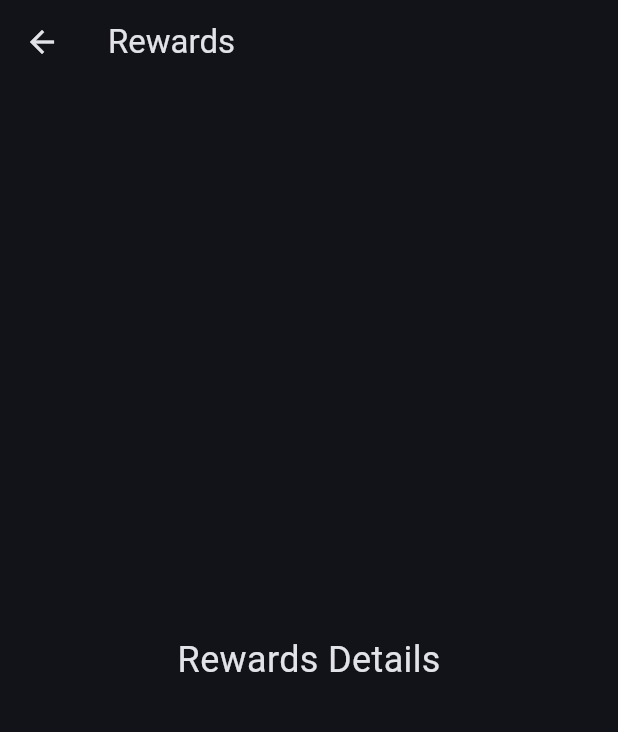
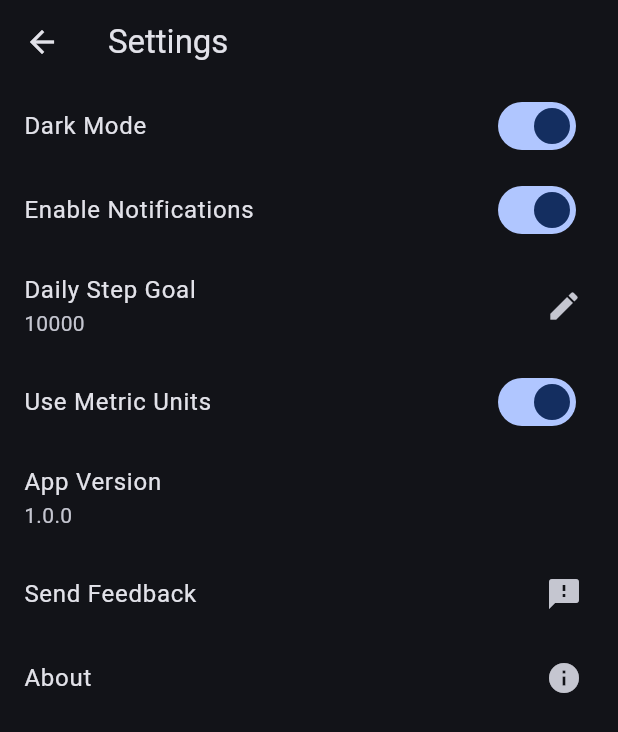
Before and after one commit to KalleKivilahti/GreenCapital, a Flutter app: the screen it shows after launch, after a tap on the "settings" icon, on a phone screen of 412 x 824 dp. Shown: the top 732 px of the screen. Run offline on Flutter 3.47's test engine with Material 3 defaults, Android fonts, the phone set to English and light mode, and no system bars; our stand-ins replace fl_chart, pedometer, shared_preferences; Roboto replaces fonts that are missing (Poetsen).

Commit message:
working settings

```diff
--- a/lib/main.dart
+++ b/lib/main.dart
@@ -1,8 +1,15 @@
 import 'package:flutter/material.dart';
+import 'package:provider/provider.dart';
 import 'package:stepv2/pages/home.dart';
+import 'settings_model.dart';
 
 void main() {
-  runApp(const MyApp());
+  runApp(
+    ChangeNotifierProvider(
+      create: (context) => SettingsModel()..loadSettings(),
+      child: const MyApp(),
+    ),
+  );
 }
 
 class MyApp extends StatelessWidget {
@@ -10,10 +17,18 @@ class MyApp extends StatelessWidget {
 
   @override
   Widget build(BuildContext context) {
-    return MaterialApp(
-      debugShowCheckedModeBanner: false,
-      theme: ThemeData(fontFamily: 'Poetsen', colorSchemeSeed: const Color.fromARGB(255, 76, 107, 175), brightness: Brightness.dark),
-      home: const HomePage()
+    return Consumer<SettingsModel>(
+      builder: (context, settings, child) {
+        return MaterialApp(
+          debugShowCheckedModeBanner: false,
+          theme: ThemeData(
+            fontFamily: 'Poetsen',
+            colorSchemeSeed: const Color.fromARGB(255, 76, 107, 175),
+            brightness: settings.isDarkMode ? Brightness.dark : Brightness.light,
+          ),
+          home: const HomePage(),
+        );
+      },
     );
   }
 }
--- a/lib/pages/home.dart
+++ b/lib/pages/home.dart
@@ -70,7 +70,7 @@ class _HomePageState extends State<HomePage> {
     );
   }
 
-    void _onPointsTap() {
+  void _onPointsTap() {
     Navigator.push(
       context,
       MaterialPageRoute(builder: (context) => const PointsPage()),
@@ -80,14 +80,14 @@ class _HomePageState extends State<HomePage> {
   void _onSettingsTap() {
     Navigator.push(
       context,
-      MaterialPageRoute(builder: (context) => const SettingsPage()),
+      MaterialPageRoute(builder: (context) => SettingsPage()),
     );
   }
 
   void _onProfileTap() {
     Navigator.push(
       context,
-      MaterialPageRoute(builder: (context) => const ProfilePage())
+      MaterialPageRoute(builder: (context) => const ProfilePage()),
     );
   }
 
--- a/lib/pages/points.dart
+++ b/lib/pages/points.dart
@@ -7,7 +7,7 @@ class PointsPage extends StatelessWidget {
   Widget build(BuildContext context) {
     return Scaffold(
       appBar: AppBar(
-        title: const Text('Rewards'),
+        title: const Text('Points'),
       ),
       body: const Center(
         child: Text(
--- a/lib/pages/profile.dart
+++ b/lib/pages/profile.dart
@@ -7,11 +7,11 @@ class ProfilePage extends StatelessWidget {
   Widget build(BuildContext context) {
     return Scaffold(
       appBar: AppBar(
-        title: const Text('Rewards'),
+        title: const Text('Profile'),
       ),
       body: const Center(
         child: Text(
-          'Rewards Details',
+          'Your profile',
           style: TextStyle(fontSize: 24),
         ),
       ),
--- a/lib/pages/settings.dart
+++ b/lib/pages/settings.dart
@@ -1,20 +1,110 @@
 import 'package:flutter/material.dart';
+import 'package:provider/provider.dart';
+import 'package:stepv2/settings_model.dart';
 
-class SettingsPage extends StatelessWidget {
-  const SettingsPage({super.key});
+class SettingsPage extends StatefulWidget {
+  @override
+  _SettingsPageState createState() => _SettingsPageState();
+}
 
+class _SettingsPageState extends State<SettingsPage> {
   @override
   Widget build(BuildContext context) {
     return Scaffold(
       appBar: AppBar(
-        title: const Text('Rewards'),
+        title: const Text('Settings'),
       ),
-      body: const Center(
-        child: Text(
-          'Rewards Details',
-          style: TextStyle(fontSize: 24),
-        ),
+      body: Consumer<SettingsModel>(
+        builder: (context, settings, child) {
+          return ListView(
+            children: <Widget>[
+              SwitchListTile(
+                title: const Text('Dark Mode'),
+                value: settings.isDarkMode,
+                onChanged: (bool value) {
+                  settings.toggleDarkMode();
+                },
+              ),
+              SwitchListTile(
+                title: const Text('Enable Notifications'),
+                value: settings.notificationsEnabled,
+                onChanged: (bool value) {
+                  settings.setNotificationsEnabled(value);
+                },
+              ),
+              ListTile(
+                title: const Text('Daily Step Goal'),
+                subtitle: Text(settings.stepGoal.toString()),
+                trailing: const Icon(Icons.edit),
+                onTap: () async {
+                  int? newGoal = await _editStepGoal(context, settings.stepGoal);
+                  if (newGoal != null) {
+                    settings.setStepGoal(newGoal);
+                  }
+                },
+              ),
+              SwitchListTile(
+                title: const Text('Use Metric Units'),
+                value: settings.isMetric,
+                onChanged: (bool value) {
+                  settings.setMetricUnits(value);
+                },
+              ),
+              const ListTile(
+                title: Text('App Version'),
+                subtitle: Text('1.0.0'),
+              ),
+              ListTile(
+                title: const Text('Send Feedback'),
+                trailing: const Icon(Icons.feedback),
+                onTap: () {
+                  // Navigate to feedback page or open mail client
+                },
+              ),
+              ListTile(
+                title: const Text('About'),
+                trailing: const Icon(Icons.info),
+                onTap: () {
+                  // Show about dialog or navigate to about page
+                },
+              ),
+            ],
+          );
+        },
       ),
     );
   }
+
+  Future<int?> _editStepGoal(BuildContext context, int currentGoal) async {
+    TextEditingController controller = TextEditingController(text: currentGoal.toString());
+    return await showDialog<int?>(
+      context: context,
+      builder: (BuildContext context) {
+        return AlertDialog(
+          title: const Text('Edit Step Goal'),
+          content: TextField(
+            controller: controller,
+            keyboardType: TextInputType.number,
+            decoration: const InputDecoration(
+              hintText: 'Enter step goal',
+            ),
+          ),
+          actions: <Widget>[
+            TextButton(
+              child: const Text('Cancel'),
+              onPressed: () {
+                Navigator.of(context).pop(null);
+              },
+            ),
+            TextButton(
+              child: const Text('Save'),
+              onPressed: () {
+                Navigator.of(context).pop(int.tryParse(controller.text));
+              },
+            ),
+          ],
+        );
+      },
+    );
+  }
 }
--- /dev/null
+++ b/lib/settings_model.dart
@@ -0,0 +1,51 @@
+import 'package:flutter/material.dart';
+import 'package:shared_preferences/shared_preferences.dart';
+
+class SettingsModel with ChangeNotifier {
+  bool _isDarkMode = true;
+  bool _notificationsEnabled = true;
+  int _stepGoal = 10000;
+  bool _isMetric = true;
+
+  bool get isDarkMode => _isDarkMode;
+  bool get notificationsEnabled => _notificationsEnabled;
+  int get stepGoal => _stepGoal;
+  bool get isMetric => _isMetric;
+
+  Future<void> loadSettings() async {
+    SharedPreferences prefs = await SharedPreferences.getInstance();
+    _isDarkMode = prefs.getBool('isDarkMode') ?? true;
+    _notificationsEnabled = prefs.getBool('notificationsEnabled') ?? true;
+    _stepGoal = prefs.getInt('stepGoal') ?? 10000;
+    _isMetric = prefs.getBool('isMetric') ?? true;
+    notifyListeners();
+  }
+
+  Future<void> toggleDarkMode() async {
+    _isDarkMode = !_isDarkMode;
+    SharedPreferences prefs = await SharedPreferences.getInstance();
+    await prefs.setBool('isDarkMode', _isDarkMode);
+    notifyListeners();
+  }
+
+  Future<void> setNotificationsEnabled(bool value) async {
+    _notificationsEnabled = value;
+    SharedPreferences prefs = await SharedPreferences.getInstance();
+    await prefs.setBool('notificationsEnabled', _notificationsEnabled);
+    notifyListeners();
+  }
+
+  Future<void> setStepGoal(int value) async {
+    _stepGoal = value;
+    SharedPreferences prefs = await SharedPreferences.getInstance();
+    await prefs.setInt('stepGoal', _stepGoal);
+    notifyListeners();
+  }
+
+  Future<void> setMetricUnits(bool value) async {
+    _isMetric = value;
+    SharedPreferences prefs = await SharedPreferences.getInstance();
+    await prefs.setBool('isMetric', _isMetric);
+    notifyListeners();
+  }
+}
--- a/pubspec.yaml
+++ b/pubspec.yaml
@@ -39,6 +39,7 @@ dependencies:
   fl_chart: ^0.68.0
   pedometer: ^4.0.1
   shared_preferences: ^2.2.3
+  provider: ^6.1.2
 
 dev_dependencies:
   flutter_test:
```
Also changed, not shown: pubspec.lock.
